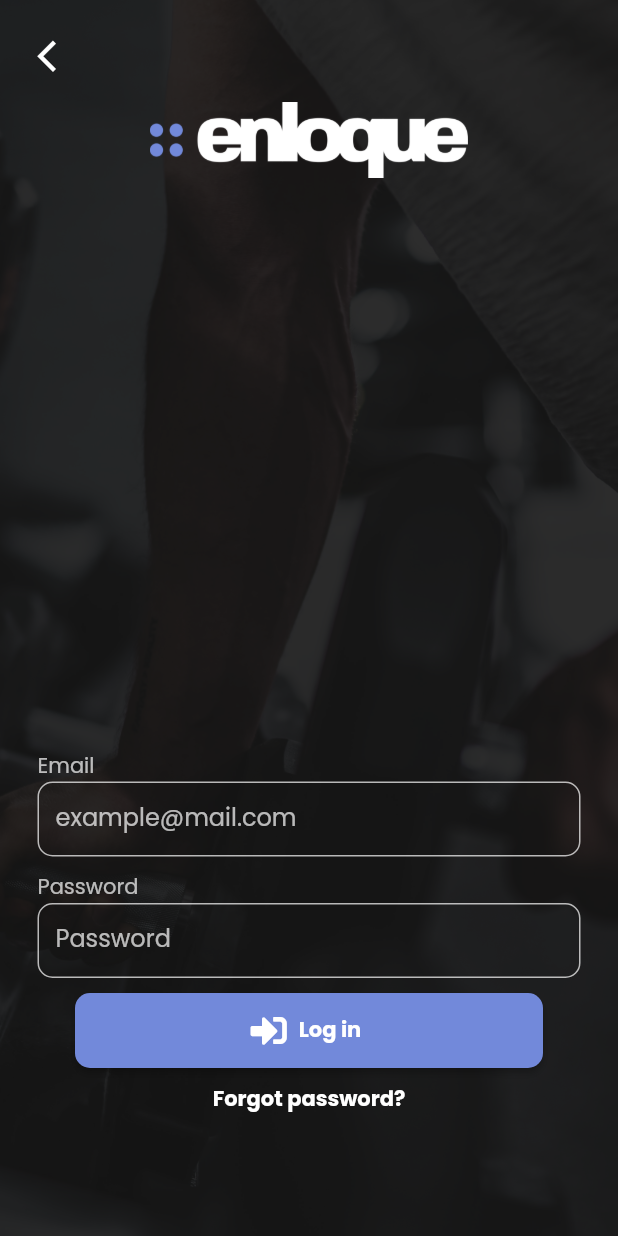
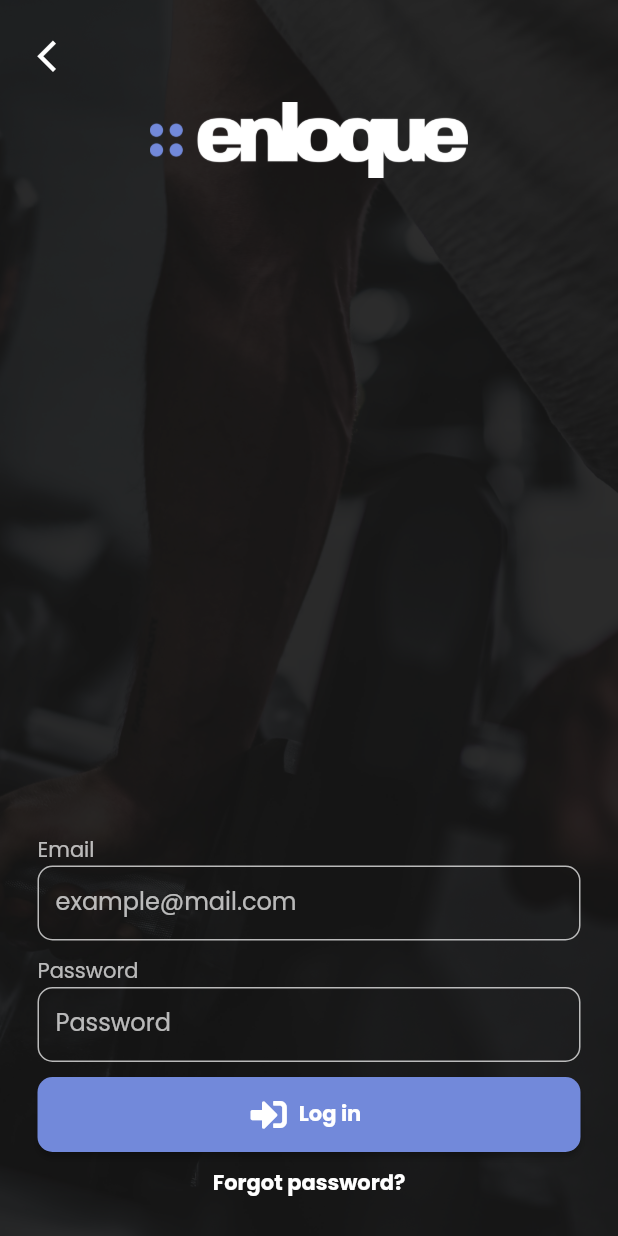
Before and after one commit to kowalunioo/shape, a Flutter app: the screen it shows after launch, after a tap on "Log in", on a phone screen of 412 x 824 dp. Run offline on Flutter 3.47's test engine with Material 2 defaults, Android fonts, the phone set to English and light mode, and no system bars; our stand-ins replace firebase_auth, firebase_core, font_awesome_flutter; accounts and stored records are empty.

Commit message:
Log in Page Fixed

```diff
--- a/lib/main.dart
+++ b/lib/main.dart
@@ -7,8 +7,6 @@ import 'package:flutter/material.dart';
 import 'package:firebase_core/firebase_core.dart';
 import 'package:flutter/cupertino.dart';
 import 'package:provider/provider.dart';
-
-import 'screens/login_screen.dart';
 
 void main() async {
   WidgetsFlutterBinding.ensureInitialized();
@@ -54,15 +52,12 @@ class Authenticate extends StatelessWidget {
   Widget build(BuildContext context)
   {
     final user = context.watch<User?>();
-
+    print(user);
     if(user != null)
     {
-      print(user.email);
       return const HomeScreen();
     }
-    else
-    {
-      return const WelcomePage();
-    }
+
+    return const WelcomePage();
   }
 }
--- a/lib/screens/login_screen.dart
+++ b/lib/screens/login_screen.dart
@@ -22,32 +22,10 @@ class _LoginPageState extends State<LoginPage> {
   Widget build(BuildContext context)
   {
     final availableWidth = MediaQuery.of(context).size.width - (padding * 2);
-    final availableHeight = MediaQuery.of(context).size.height - AppBar().preferredSize.height - MediaQuery.of(context).padding.top - MediaQuery.of(context).padding.bottom - backIconSize - MediaQuery.of(context).viewInsets.bottom-(padding*2);
+    final availableHeight = MediaQuery.of(context).size.height - backIconSize - MediaQuery.of(context).viewInsets.bottom;
 
     final logoWidth = availableWidth - 150;
     final logoHeight = availableWidth/4.17;
-
-    final emailSignInButton = ElevatedButton.icon(
-      onPressed: () async
-      {
-        try
-        {
-          await context.read<AuthenticationProvider>().signInWithEmailAndPassword(emailTextFieldController.text, passwordTextFieldController.text);
-          Navigator.pushAndRemoveUntil(context, MaterialPageRoute(builder: (builder) => const HomeScreen()), (route) => false);
-        }catch(e){
-          print(e);
-        }
-      },
-      icon: const FaIcon(FontAwesomeIcons.signInAlt, color: Colors.white),
-      label: const Text('Log in'),
-      style: ButtonStyle
-      (
-        minimumSize: MaterialStateProperty.all(Size(availableWidth - (padding * 2), 50)),
-        shape: MaterialStateProperty.all<RoundedRectangleBorder>(RoundedRectangleBorder(borderRadius: BorderRadius.circular(10))),
-        backgroundColor: MaterialStateProperty.all(const Color(0xFF7289DA)),
-        textStyle: MaterialStateProperty.all(const TextStyle(color: Colors.white, fontFamily: 'Poppins', fontWeight: FontWeight.w700))
-      )
-    );
 
     return SafeArea
     (
@@ -68,41 +46,68 @@ class _LoginPageState extends State<LoginPage> {
           child: Padding
           (
             padding: const EdgeInsets.all(padding),
+            child: SizedBox
+            (
+              height: availableHeight,
               child: Column
               (
-              mainAxisAlignment: MainAxisAlignment.start,
+                mainAxisAlignment: MainAxisAlignment.spaceBetween,
+                children:
+                [
+                  buildHeader(logoWidth, logoHeight),
+                  buildBody(availableWidth),
+                ],
+              ),
+            ),
+          ),
+        )
+      )
+    );
+  }
+
+  Widget buildHeader(double width, double height)
+  {
+    return Column
+    (
+      //crossAxisAlignment: CrossAxisAlignment.center,
       children:
       [
         Row
         (
+          crossAxisAlignment: CrossAxisAlignment.start,
           children: [GoBackIcon(context)],
         ),
-                Row
+        Logo(width, height),
+      ],
+    );
+  }
+
+  Widget buildBody(double width)
+  {
+    final emailSignInButton = ElevatedButton.icon(
+      onPressed: () async
+      {
+        try
+        {
+          await context.read<AuthenticationProvider>().signInWithEmailAndPassword(emailTextFieldController.text, passwordTextFieldController.text);
+          Navigator.pushAndRemoveUntil(context, MaterialPageRoute(builder: (builder) => const HomeScreen()), (route) => false);
+        }catch(e){
+          print(e);
+        }
+      },
+      icon: const FaIcon(FontAwesomeIcons.signInAlt, color: Colors.white),
+      label: const Text('Log in'),
+      style: ButtonStyle
       (
-                  mainAxisAlignment: MainAxisAlignment.center,
-                  children:
-                  [
-                    SizedBox
+        minimumSize: MaterialStateProperty.all(Size(width, 50)),
+        shape: MaterialStateProperty.all<RoundedRectangleBorder>(RoundedRectangleBorder(borderRadius: BorderRadius.circular(10))),
+        backgroundColor: MaterialStateProperty.all(const Color(0xFF7289DA)),
+        textStyle: MaterialStateProperty.all(const TextStyle(color: Colors.white, fontFamily: 'Poppins', fontWeight: FontWeight.w700))
+      )
+    );
+
+    return Column
     (
-                      height: availableHeight / 2,
-                      child: Column
-                      (
-                        mainAxisAlignment: MainAxisAlignment.start,
-                        children: [Logo(logoWidth, logoHeight)],
-                      )
-                    )
-                  ]
-                ),
-                Row
-                (
-                  children:
-                  [
-                    SizedBox
-                    (
-                      height: availableHeight / 2,
-                      child: Column
-                      (
-                        mainAxisAlignment: MainAxisAlignment.end,
       children:
       [
         InputField
@@ -110,8 +115,8 @@ class _LoginPageState extends State<LoginPage> {
           title: 'Email',
           placeHolder: 'example@mail.com',
           errorText: 'There is no such email singed up in enloque nutrition!',
-                            controller: passwordTextFieldController,
-                            width: availableWidth,
+          controller: emailTextFieldController,
+          width: width,
         ),
         Space(10),
         InputField
@@ -120,13 +125,14 @@ class _LoginPageState extends State<LoginPage> {
           placeHolder: 'Password',
           errorText: 'This password is not correct!',
           controller: passwordTextFieldController,
-                            width: availableWidth,
+          width: width,
         ),
         Space(10),
         emailSignInButton,
         Space(10),
         Row
         (
+          mainAxisAlignment: MainAxisAlignment.center,
           children:
           [
             TextButton
@@ -142,16 +148,7 @@ class _LoginPageState extends State<LoginPage> {
             )
           ]
         )
-                        ]
-                      ),
-                    )
       ],
-                )
-              ],
-            ),
-          ),
-        )
-      )
     );
   }
 }
--- a/lib/screens/pages/home_page.dart
+++ b/lib/screens/pages/home_page.dart
@@ -21,7 +21,7 @@ class _HomePageState extends State<HomePage> {
     (
       children:
       [
-        buildHeader(user!.displayName!),
+        buildHeader(user?.displayName ?? 'User'),
         DatesBar(25),
         ElevatedButton(onPressed: (){context.read<AuthenticationProvider>().signOut();},child: Text('sign out'),)
       ]
--- a/lib/screens/sign_up_email_screen.dart
+++ b/lib/screens/sign_up_email_screen.dart
@@ -1,3 +1,4 @@
+import 'package:enloquenutrition/screens/home_screen.dart';
 import 'package:enloquenutrition/utils/authentication_provider.dart';
 import 'package:enloquenutrition/utils/validation_service.dart';
 import 'package:enloquenutrition/utils/widgets/input_field.dart';
@@ -105,11 +106,10 @@ class _SignUpWithEmailScreenState extends State<SignUpWithEmailScreen> {
         try
         {
           Validate();
-          print(isUsernameValidated && isEmailValidated && isPasswordValidated);
           if(isUsernameValidated && isEmailValidated && isPasswordValidated)
           {
-            print('asd');
             context.read<AuthenticationProvider>().registerWithNameEmailAndPassword(nameTextFieldController.text, emailTextFieldController.text, passwordTextFieldController.text);
+            Navigator.pushAndRemoveUntil(context, MaterialPageRoute(builder: (builder) => const HomeScreen()), (route) => false);
           }
         } catch(e) {
           print(e);
```
Also changed, not shown: 1 other file. Lines whose indentation alone changed are shown as unchanged.
